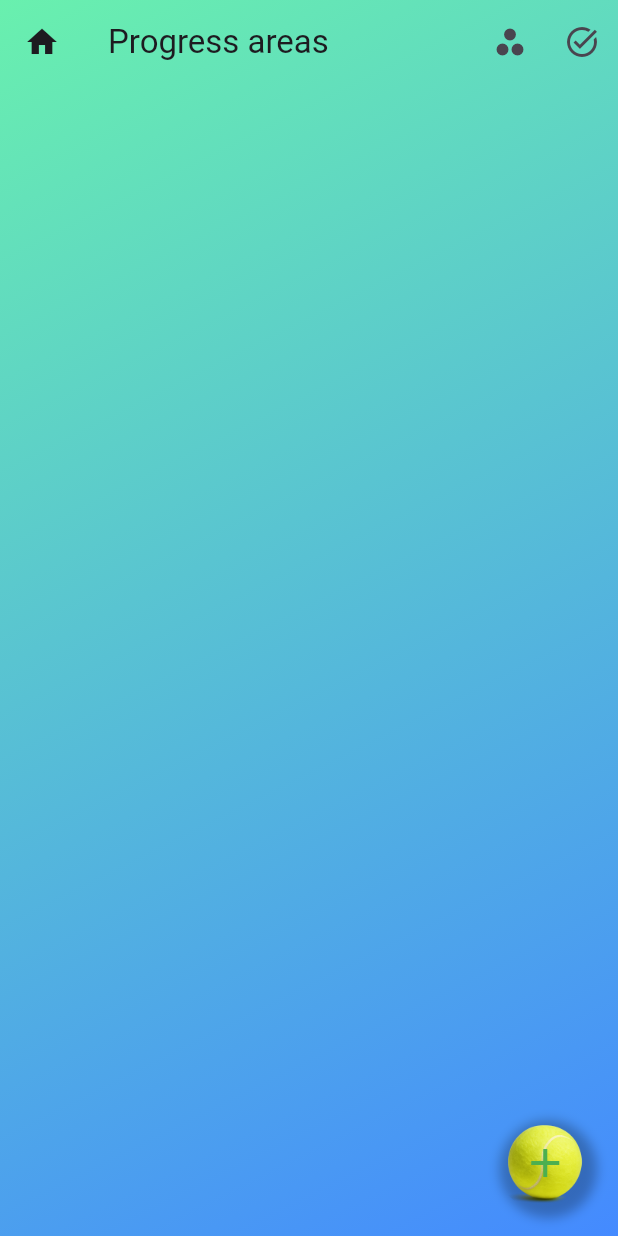
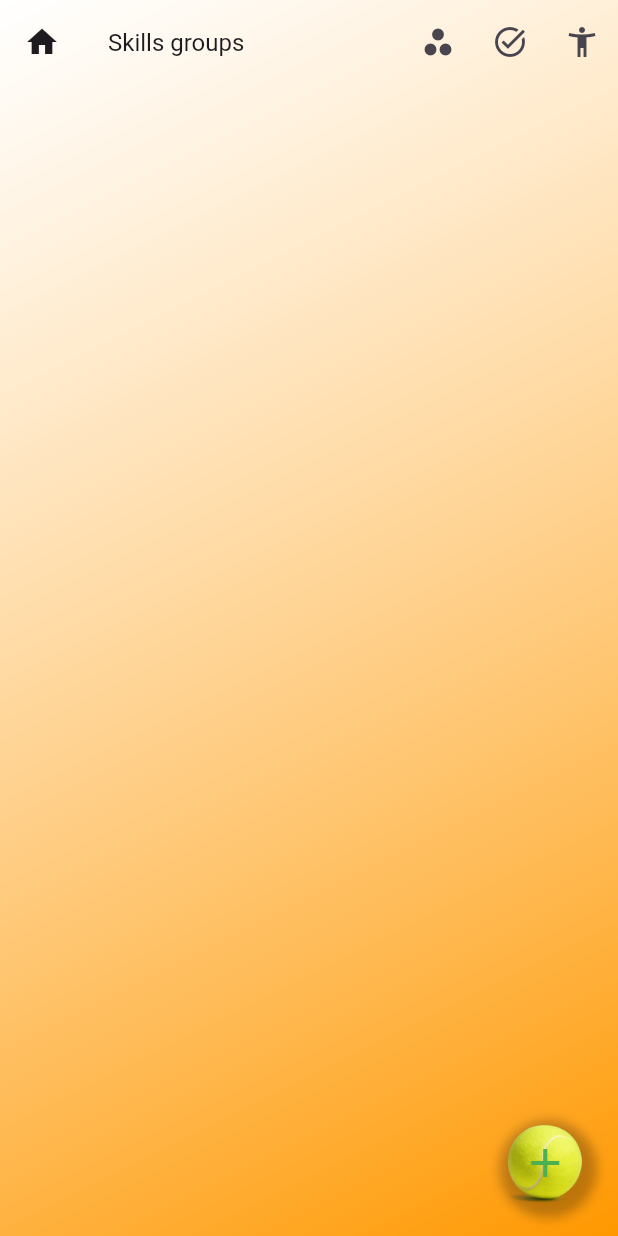
Before and after one commit to rozmaittya/tennis_progress_hub, a Flutter app: the screen it shows after launch, after a tap on the "home" icon, after a tap on the "spoke" icon, on a phone screen of 412 x 824 dp. Run offline on Flutter 3.47's test engine with Material 3 defaults, Android fonts, the phone set to English and light mode, and no system bars; our stand-ins replace flutter_riverpod, sqflite; accounts and stored records are empty.

Commit message:
Table goals added. goals_providers.dart changed appropriately. New menu element Archive added.

```diff
--- a/lib/providers/progress_areas_providers.dart
+++ b/lib/providers/progress_areas_providers.dart
@@ -26,13 +26,13 @@ class ProgressAreasNotifier extends StateNotifier<List<Map<String, dynamic>>> {
 Future<void> loadAreas() async {
   if(db == null) return;
 
-  final areas = await db!.getAreas();
+  final areas = await db!.getAll('progress_area');
   state = areas;
 }
 
 Future<void> addArea(String name) async {
     if(db == null) return;
-  await db?.insert('progress_area', {'name': name, 'is_checked': 0});
+  await db?.insertElement('progress_area', {'name': name, 'is_checked': 0});
     await loadAreas();
 }
 
--- a/lib/providers/progress_items_providers.dart
+++ b/lib/providers/progress_items_providers.dart
@@ -33,23 +33,28 @@ Future<void> loadItems() async {
 
 Future<void> addItem(int areaId, String name) async {
   if(db == null) return;
-  await db!.insert('progress_item', {
+  await db!.insertElement('progress_item', {
     'area_id': areaId,
     'name': name,
-    'is_checked': 0,
-  });
+    'is_checked': 0},
+  );
   await loadItems();
 }
 
 Future<void> toggleItem(int id, bool isChecked) async {
   if(db == null) return;
-  await db!.updateStatus('progress_item', id, isChecked);
+  await db!.updateChecked('progress_item', id, isChecked);
   await loadItems();
 }
 
 Future<void> editItem(int id, String newName) async {
     if(db == null) return;
-    await db!.updateName('progress_items', id, newName);
+    await db!.updateName('progress_item', id, newName);
     await loadItems();
 }
+
+Future<void> deleteItem(int id) async {
+    if(db == null) return;
+    await db!.deleteElement('progress_item', where: 'id = ?', whereArgs: [id],);
 }
+}
--- a/lib/screens/home_page.dart
+++ b/lib/screens/home_page.dart
@@ -20,12 +20,14 @@ class HomePage extends ConsumerWidget {
           backgroundColor: Colors.transparent,
           appBar: AppBar(
             backgroundColor: Colors.transparent,
-            title: Text(currentScreen.title ?? 'Main'),
+            title: Text(currentScreen.title ?? 'Main', style: TextStyle(
+              fontSize: 16,
+            ),),
             leading: IconButton(
                 onPressed: () {
                   ref.read(currentScreenProvider.notifier).state = ScreenData(
                       title: 'Tennis hub',
-                      screen: const Center(child: Text('Let\'s progress!\nAdd new skills\nor choose 1-3 goals\nfor game or training',)),
+                      screen: const Center(child: Text('Let\'s progress!\n\nAdd new skills\nor mark 1-3 goals\nfor game or training',)),
                   );
                   },
                 icon: Icon(Icons.home)),
@@ -35,7 +37,7 @@ class HomePage extends ConsumerWidget {
                 tooltip: 'Progress ares/Tennis skills',
                 onPressed: () {
                   ref.read(currentScreenProvider.notifier).state = ScreenData(
-                      title: 'Progress areas',
+                      title: 'Skills groups',
                       screen: const ProgressAreasScreen(),
                   );
                   },
@@ -45,10 +47,15 @@ class HomePage extends ConsumerWidget {
                 tooltip: 'game/training goals',
                 onPressed: () {
                   ref.read(currentScreenProvider.notifier).state = ScreenData(
-                      title: 'Goals for game/training',
+                      title: 'Game goals',
                       screen: const GoalsScreen(),
                   );
                 }, ),
+              IconButton(
+                  onPressed: () {
+
+              },
+                  icon: Icon(Icons.accessibility_new)),
             ],
           ),
           body: currentScreen.screen,
--- a/lib/utils/edit_item_dialog.dart
+++ b/lib/utils/edit_item_dialog.dart
@@ -16,7 +16,7 @@ Future<void> editItemDialog({
     context: context,
     builder: (BuildContext context) {
       return AlertDialog(
-        title: const Text('Edit name'),
+        title: Text(tableName == 'progress_item' ? 'Edit skill' :'Edit name'),
         content: TextField(
           autofocus: true,
           controller: TextEditingController(text: currentName),
--- a/lib/utils/gradient_background.dart
+++ b/lib/utils/gradient_background.dart
@@ -7,7 +7,7 @@ class GradientBackground extends StatelessWidget {
   const GradientBackground({
     super.key,
     required this.child,
-    this.colors = const [Colors.greenAccent, Colors.blueAccent]
+    this.colors = const [Colors.white70, Colors.orange]
   });
 
   @override
```
Also changed, not shown: lib/database.dart (+48 -22 lines), lib/providers/goals_providers.dart (+26 -1 lines), lib/screens/goals_screen.dart (+15 -5 lines), lib/screens/progress_areas_screen.dart (+5 -12 lines), lib/screens/progress_item_screen.dart (+14 -5 lines).
